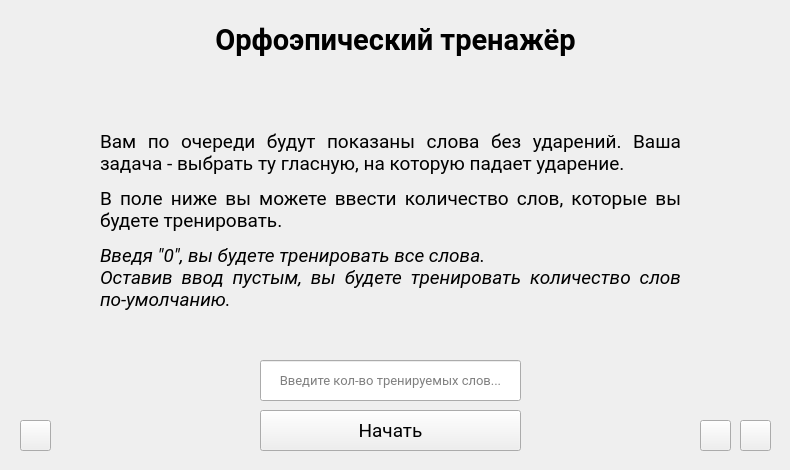
Before: the Qt Designer form ui/Main.ui in VovaOneReal/OrthoepicTrainer, drawn with Qt 5.
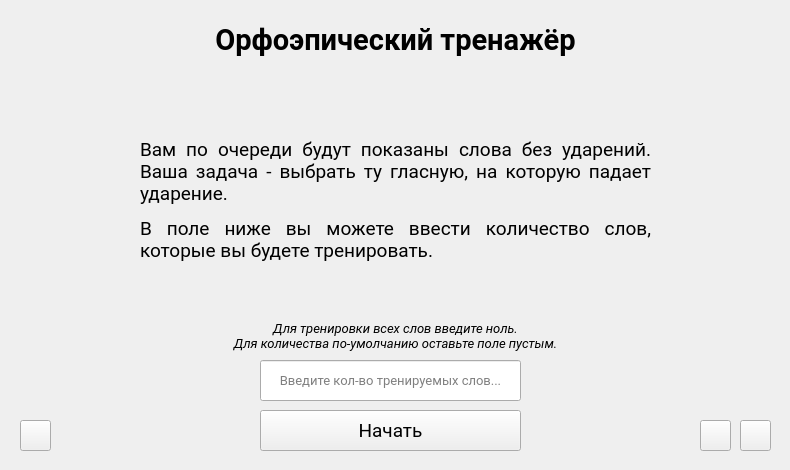
After: the same form once the commit is applied. Icons and pictures are not drawn.

```diff
--- a/ui/Main.ui
+++ b/ui/Main.ui
@@ -106,10 +106,10 @@
    <widget class="QLabel" name="l_description">
     <property name="geometry">
      <rect>
-      <x>100</x>
-      <y>100</y>
-      <width>581</width>
-      <height>241</height>
+      <x>140</x>
+      <y>90</y>
+      <width>511</width>
+      <height>221</height>
      </rect>
     </property>
     <property name="font">
@@ -119,7 +119,7 @@
      </font>
     </property>
     <property name="text">
-     <string>&lt;html&gt;&lt;head/&gt;&lt;body&gt;&lt;p align=&quot;justify&quot;&gt;Вам по очереди будут показаны слова без ударений. Ваша задача - выбрать ту гласную, на которую падает ударение.&lt;/p&gt;&lt;p align=&quot;justify&quot;&gt;В поле ниже вы можете ввести количество слов, которые вы будете тренировать.&lt;/p&gt;&lt;p align=&quot;justify&quot;&gt;&lt;span style=&quot; font-style:italic;&quot;&gt;Введя &amp;quot;0&amp;quot;, вы будете тренировать все слова.&lt;br/&gt;Оставив ввод пустым, вы будете тренировать количество слов по-умолчанию.&lt;/span&gt;&lt;/p&gt;&lt;/body&gt;&lt;/html&gt;</string>
+     <string>&lt;html&gt;&lt;head/&gt;&lt;body&gt;&lt;p align=&quot;justify&quot;&gt;Вам по очереди будут показаны слова без ударений. Ваша задача - выбрать ту гласную, на которую падает ударение.&lt;/p&gt;&lt;p align=&quot;justify&quot;&gt;В поле ниже вы можете ввести количество слов, которые вы будете тренировать.&lt;/p&gt;&lt;/body&gt;&lt;/html&gt;</string>
     </property>
     <property name="textFormat">
      <enum>Qt::RichText</enum>
@@ -191,6 +191,31 @@
      </size>
     </property>
    </widget>
+   <widget class="QLabel" name="l_form_info">
+    <property name="enabled">
+     <bool>true</bool>
+    </property>
+    <property name="geometry">
+     <rect>
+      <x>100</x>
+      <y>320</y>
+      <width>591</width>
+      <height>31</height>
+     </rect>
+    </property>
+    <property name="font">
+     <font>
+      <family>Roboto</family>
+      <pointsize>10</pointsize>
+     </font>
+    </property>
+    <property name="text">
+     <string>&lt;html&gt;&lt;head/&gt;&lt;body&gt;&lt;p&gt;&lt;span style=&quot; font-style:italic;&quot;&gt;Для тренировки всех слов введите ноль. &lt;br/&gt;Для количества по-умолчанию оставьте поле пустым.&lt;/span&gt;&lt;/p&gt;&lt;/body&gt;&lt;/html&gt;</string>
+    </property>
+    <property name="alignment">
+     <set>Qt::AlignCenter</set>
+    </property>
+   </widget>
   </widget>
  </widget>
  <resources/>
```
Left out of the diff: 2 changed lines with no effect on the pictures.
